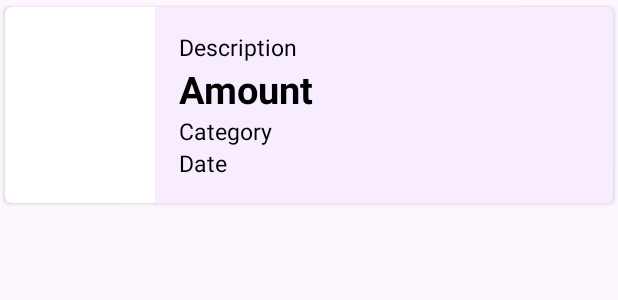
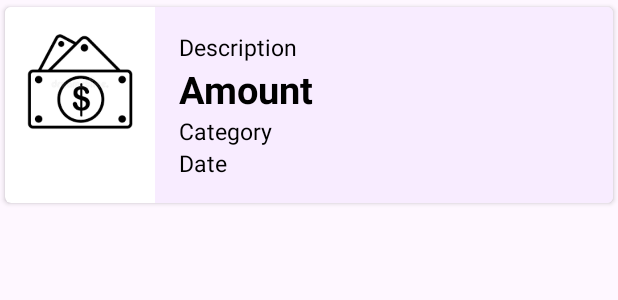
Before and after one commit to Dvaxinator/ExpenseTracker, an Android app: the layout list_expenses.xml on its own in the app's theme, with its tools: preview values and no code run, on a phone screen of 412 x 824 dp. Shown: the top 300 px of the screen. Run offline under Robolectric (Android 15) with nearby library versions, the phone set to English and light mode, and no system bars.

Commit message:
Fixed the error

```diff
--- a/app/src/main/java/com/example/expensetracker/AddExpenseFragment.java
+++ b/app/src/main/java/com/example/expensetracker/AddExpenseFragment.java
@@ -149,7 +149,7 @@ public class AddExpenseFragment extends DialogFragment {
                 double amount = Double.parseDouble(amountText);
 
                 // Create a new MyDataSet object with the entered data
-                MyDataSet expense = new MyDataSet(R.drawable.expense_symbol, description, amount, category, date);
+                MyDataSet expense = new MyDataSet(description, amount, category, date);
 
                 // Pass the expense data to the activity
                 if (getActivity() instanceof OnExpenseAddedListener) {
--- a/app/src/main/java/com/example/expensetracker/MyAdapter.java
+++ b/app/src/main/java/com/example/expensetracker/MyAdapter.java
@@ -38,7 +38,6 @@ public class MyAdapter extends RecyclerView.Adapter<MyAdapter.MyViewHolder> {
     @Override
     public void onBindViewHolder(@NonNull MyViewHolder holder, int position) {
         MyDataSet data = dataList.get(position);
-        holder.imageView.setImageResource(R.drawable.expense_symbol);
         holder.cardDescription.setText(data.getDescription());
         holder.cardAmount.setText(String.valueOf(data.getAmount()));
         holder.cardCategory.setText(data.getCategory());
@@ -88,11 +87,9 @@ public class MyAdapter extends RecyclerView.Adapter<MyAdapter.MyViewHolder> {
     public class MyViewHolder extends RecyclerView.ViewHolder {
         TextView cardDescription, cardAmount, cardCategory, cardDate;
         CardView cardView;
-        ImageView imageView;
 
         public MyViewHolder(@NonNull View itemView) {
             super(itemView);
-            imageView = itemView.findViewById(R.id.image_view);
             cardDescription = itemView.findViewById(R.id.card_description);
             cardAmount = itemView.findViewById(R.id.card_amount);
             cardView = itemView.findViewById(R.id.card_view);
--- a/app/src/main/res/layout/activity_home_page.xml
+++ b/app/src/main/res/layout/activity_home_page.xml
@@ -8,7 +8,7 @@
     tools:context=".HomePageFragment">
 
     <androidx.recyclerview.widget.RecyclerView
-        android:id="@+id/recyler_view"
+        android:id="@+id/recycler_view"
         android:layout_width="match_parent"
         android:layout_height="match_parent" />
 
--- a/app/src/main/res/layout/list_expenses.xml
+++ b/app/src/main/res/layout/list_expenses.xml
@@ -23,7 +23,8 @@
                 android:id="@+id/image_view"
                 android:layout_width="100dp"
                 android:layout_height="100dp"
-                android:scaleType="centerCrop" />
+                android:scaleType="centerCrop"
+                android:src="@drawable/expense_symbol"/>
 
             <LinearLayout
                 android:id="@+id/lin_card2"
```
Also changed, not shown: app/src/main/java/com/example/expensetracker/HomePageFragment.java (+4 -5 lines), app/src/main/java/com/example/expensetracker/MyDataSet.java (+1 -7 lines).
